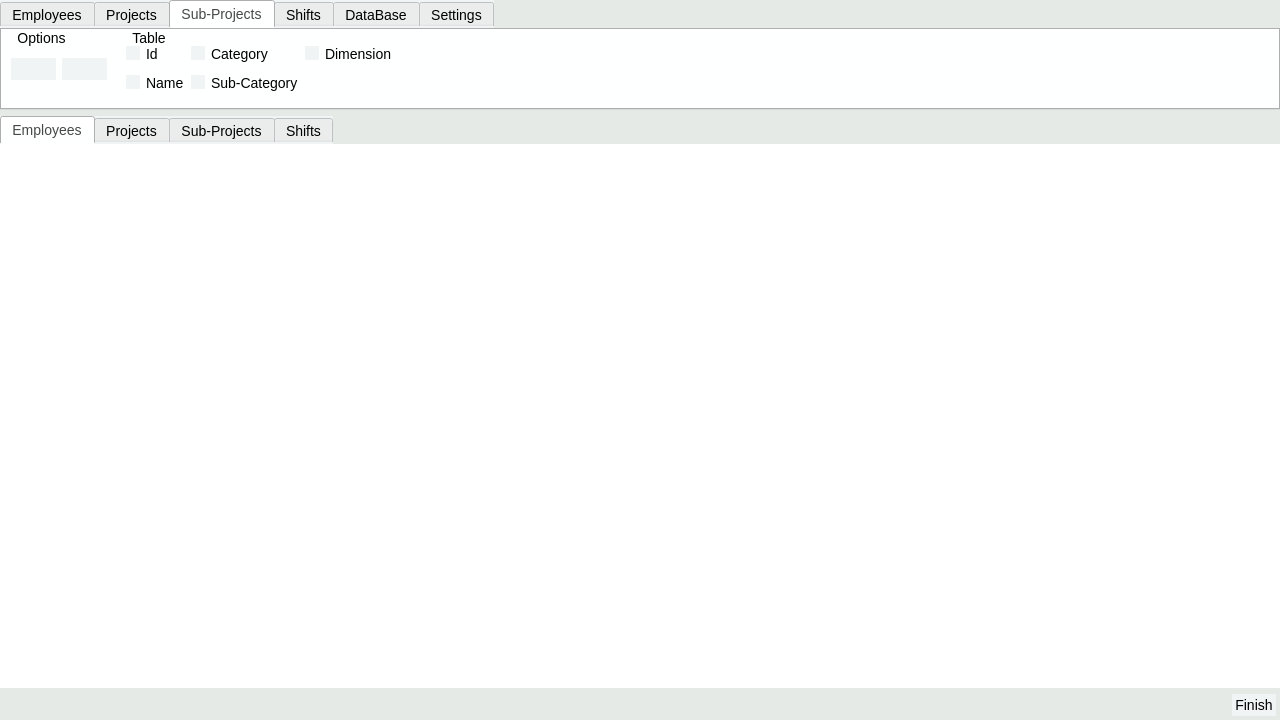
The window that Source/Time-Track/mainform.ui (joshuawootonn/time-track) describes before a commit, drawn with Qt 5.
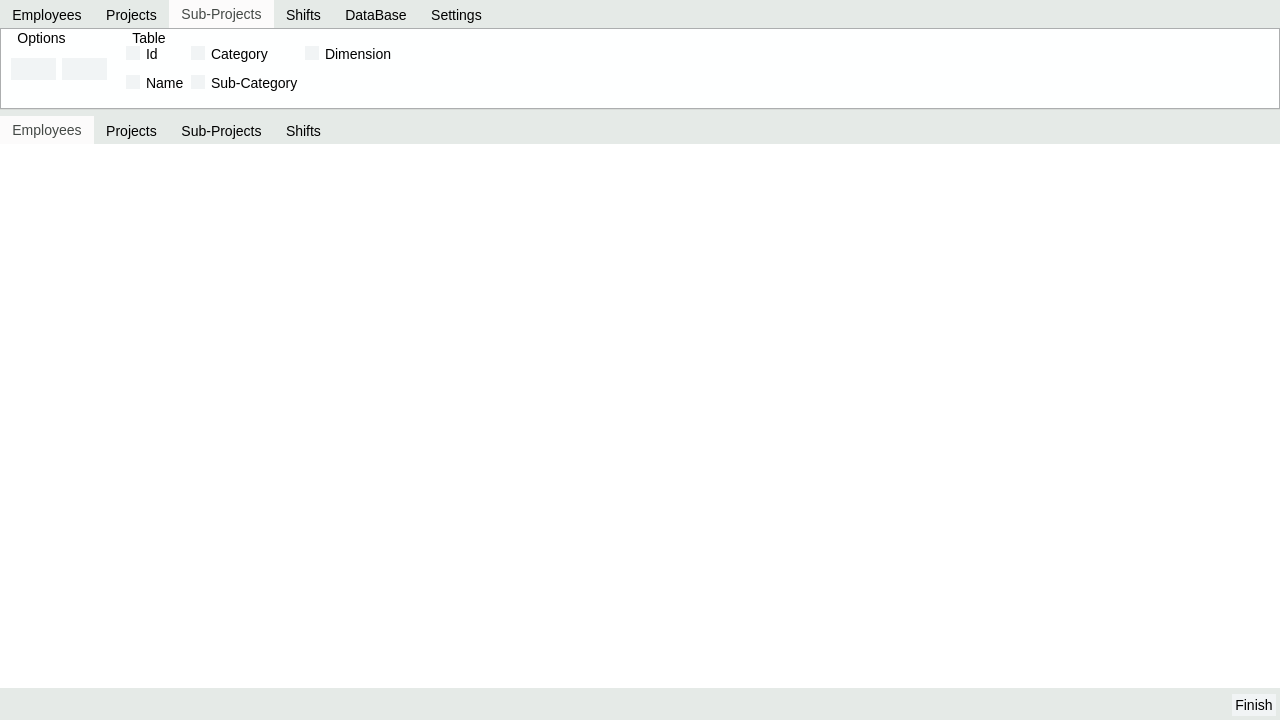
The same window after the commit. The open tabs and pages were chosen to show the change. Icons and pictures are not drawn.

The edit to the form file:
```diff
--- a/Source/Time-Track/mainform.ui
+++ b/Source/Time-Track/mainform.ui
@@ -34,14 +34,29 @@
 
 }
 
+
 QTabBar{
 background-color:#F1F4F5;
 border:none;
+padding:10px;
 }
 QTabBar::tab:selected,QTabBar::tab:hover{
 
 color:#444946;
 }
+QTabBar::tab{
+background-color:#E5EAE7;
+
+color:black;
+}
+QTabBar::tab:hover{
+background-color:#f3f0f2;
+
+}
+QTabBar::tab:selected{
+background-color:#fcfbfb;
+}
+
 
 
 
```
Left out of the diff: 4 changed lines with no effect on the pictures.
